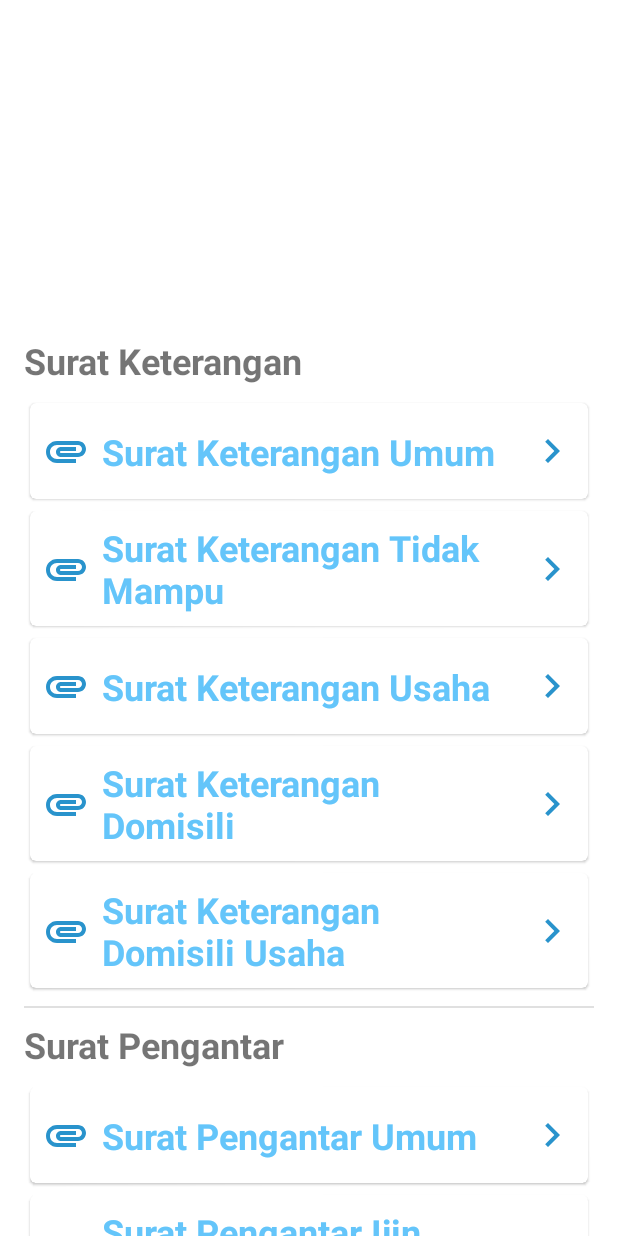
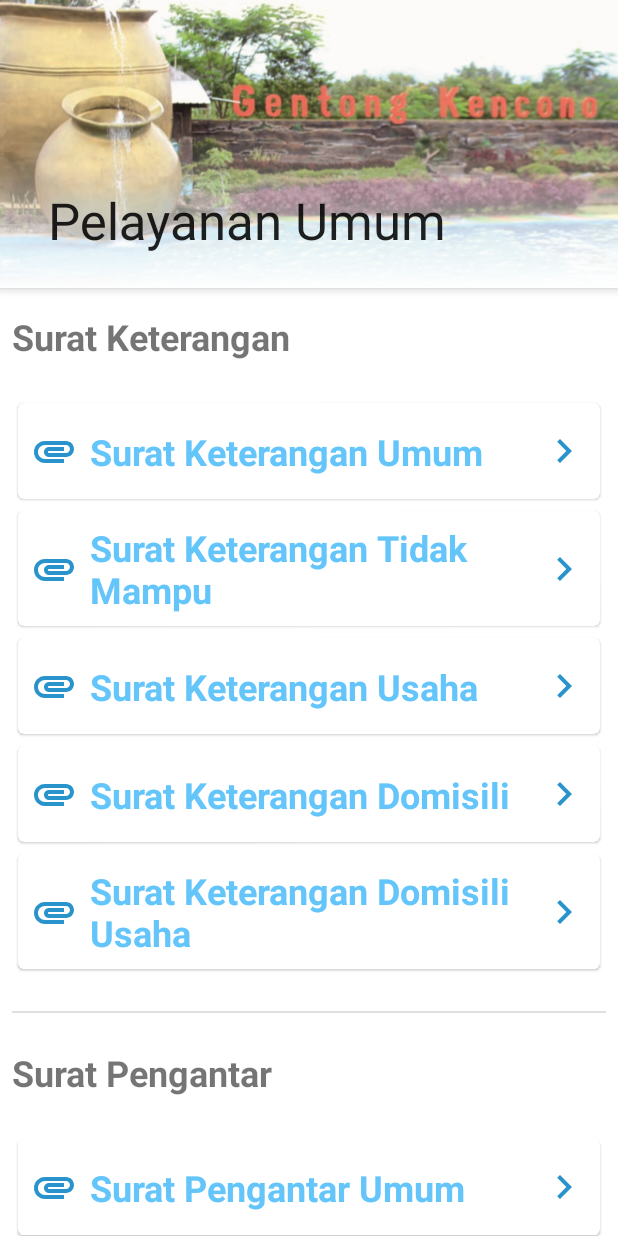
Before and after one commit to kaligentong-dev/Administrasi-Kaligentong, an Android app: the screen it shows after launch (MainActivity), on a phone screen of 412 x 824 dp. Run offline under Robolectric (Android 15) with nearby library versions, the light colour scheme and no system bars.

Commit message:
Redesigned the MainActivity

```diff
--- a/app/src/main/java/com/id/administrasikaligentong/ui/main/MainActivity.kt
+++ b/app/src/main/java/com/id/administrasikaligentong/ui/main/MainActivity.kt
@@ -37,6 +37,8 @@ class MainActivity : AppCompatActivity() {
             .onEach { shouldShowSplash -> if (shouldShowSplash) showSplash.launch() }
             .launchIn(lifecycleScope)
 
+        setSupportActionBar(binding.toolbar)
+
         with(binding.rvSuratKeterangan) {
             layoutManager = LinearLayoutManager(this@MainActivity)
             setHasFixedSize(true)
--- a/app/src/main/res/layout/activity_main.xml
+++ b/app/src/main/res/layout/activity_main.xml
@@ -2,41 +2,70 @@
 <androidx.coordinatorlayout.widget.CoordinatorLayout xmlns:android="http://schemas.android.com/apk/res/android"
     xmlns:app="http://schemas.android.com/apk/res-auto"
     xmlns:tools="http://schemas.android.com/tools"
+
+
     android:layout_width="match_parent"
-    android:layout_height="match_parent"
-    tools:context=".ui.main.MainActivity">
+    android:layout_height="match_parent">
 
-    <ScrollView
+    <com.google.android.material.appbar.AppBarLayout
+        android:id="@+id/appbar"
+
         android:layout_width="match_parent"
-        android:layout_height="match_parent">
+        android:layout_height="wrap_content"
+        android:fitsSystemWindows="true">
+
+        <com.google.android.material.appbar.CollapsingToolbarLayout
+            android:layout_width="match_parent"
+            android:layout_height="match_parent"
+            android:fitsSystemWindows="true"
+            app:layout_scrollFlags="scroll"
+            app:layout_scrollInterpolator="@android:anim/decelerate_interpolator"
+            app:title="Pelayanan Umum"
+            app:titleCollapseMode="scale"
+            app:toolbarId="@+id/toolbar">
+
+            <ImageView
+                android:id="@+id/app_bar_image"
+                android:layout_width="match_parent"
+                android:layout_height="192dp"
+
+                android:scaleType="centerCrop"
+                android:src="@drawable/pic_kaligentong" />
+
+            <com.google.android.material.appbar.MaterialToolbar
+                android:id="@+id/toolbar"
+                android:layout_width="match_parent"
+                android:layout_height="?actionBarSize"
+                app:layout_collapseMode="parallax" />
+        </com.google.android.material.appbar.CollapsingToolbarLayout>
+    </com.google.android.material.appbar.AppBarLayout>
+
+    <androidx.core.widget.NestedScrollView
+        android:id="@+id/main_scroll"
+        android:layout_width="match_parent"
+        android:layout_height="match_parent"
+        android:fillViewport="true"
+        app:layout_behavior="@string/appbar_scrolling_view_behavior">
 
         <androidx.constraintlayout.widget.ConstraintLayout
             android:layout_width="match_parent"
             android:layout_height="wrap_content">
 
             <androidx.constraintlayout.helper.widget.Flow
+                android:id="@+id/flow"
                 android:layout_width="0dp"
                 android:layout_height="0dp"
-                android:layout_marginStart="16dp"
-                android:layout_marginTop="16dp"
-                android:layout_marginEnd="16dp"
+                android:layout_marginStart="8dp"
+                android:layout_marginEnd="8dp"
                 android:layout_marginBottom="16dp"
                 android:orientation="vertical"
-                app:constraint_referenced_ids="imageView,textView,rv_surat_keterangan,divider2,textView2,rv_surat_pengantar"
+                app:constraint_referenced_ids="textView,rv_surat_keterangan,divider2,textView2,rv_surat_pengantar"
                 app:flow_verticalGap="8dp"
                 app:layout_constraintBottom_toBottomOf="parent"
                 app:layout_constraintEnd_toEndOf="parent"
                 app:layout_constraintHorizontal_bias="0.5"
                 app:layout_constraintStart_toStartOf="parent"
                 app:layout_constraintTop_toTopOf="parent" />
-
-            <ImageView
-                android:id="@+id/imageView"
-                android:layout_width="200dp"
-                android:layout_height="200dp"
-                android:adjustViewBounds="true"
-                tools:layout_editor_absoluteY="597dp"
-                tools:srcCompat="@tools:sample/avatars" />
 
             <TextView
                 android:id="@+id/textView"
@@ -54,7 +83,7 @@
                 android:layout_height="wrap_content"
                 tools:itemCount="6"
                 tools:layout_editor_absoluteX="200dp"
-                tools:listitem="@layout/item_document" >
+                tools:listitem="@layout/item_document">
 
             </androidx.recyclerview.widget.RecyclerView>
 
@@ -84,6 +113,7 @@
                 tools:layout_editor_absoluteY="264dp"
                 tools:listitem="@layout/item_document" />
         </androidx.constraintlayout.widget.ConstraintLayout>
-    </ScrollView>
+    </androidx.core.widget.NestedScrollView>
+
 
 </androidx.coordinatorlayout.widget.CoordinatorLayout>
--- a/app/src/main/res/values-night/themes.xml
+++ b/app/src/main/res/values-night/themes.xml
@@ -14,4 +14,9 @@
         <!-- Customize your theme here. -->
         <item name="colorControlNormal">@color/blue_saturated_1</item>
     </style>
+
+    <style name="Theme.AdministrasiKaligentong.CollapsingToolbar" parent="Widget.Design.CollapsingToolbar">
+        <item name="statusBarScrim">@color/night_black</item>
+        <item name="contentScrim">@color/night_black</item>
+    </style>
 </resources>
--- a/app/src/main/res/values/colors.xml
+++ b/app/src/main/res/values/colors.xml
@@ -11,6 +11,7 @@
     <color name="dark_blue_saturated_1">#18587A</color>
     <color name="dark_blue_saturated">#31617A</color>
     <color name="dark_blue">#59727A</color>
+    <color name="night_black">#121212</color>
     <color name="black">#FF000000</color>
     <color name="white">#FFFFFFFF</color>
 </resources>
--- a/app/src/main/res/values/strings.xml
+++ b/app/src/main/res/values/strings.xml
@@ -9,4 +9,6 @@
 
     <string name="hello_first_fragment">Hello first fragment</string>
     <string name="hello_second_fragment">Hello second fragment. Arg: %1$s</string>
+
+    <string name="letter_description"></string>
 </resources>
--- a/app/src/main/res/values/themes.xml
+++ b/app/src/main/res/values/themes.xml
@@ -30,4 +30,9 @@
         <item name="boxCornerRadiusTopStart">12dp</item>
         <item name="boxCornerRadiusTopEnd">12dp</item>
     </style>
+
+    <style name="Theme.AdministrasiKaligentong.CollapsingToolbar" parent="Widget.Design.CollapsingToolbar">
+        <item name="statusBarScrim">@color/white</item>
+        <item name="contentScrim">@color/white</item>
+    </style>
 </resources>
```
Also changed, not shown: app/src/main/res/layout/content_main_header.xml (added, +18 -0 lines), app/src/main/res/drawable-night/pic_kaligentong.png (added), app/src/main/res/drawable-notnight/pic_kaligentong.png (added).
